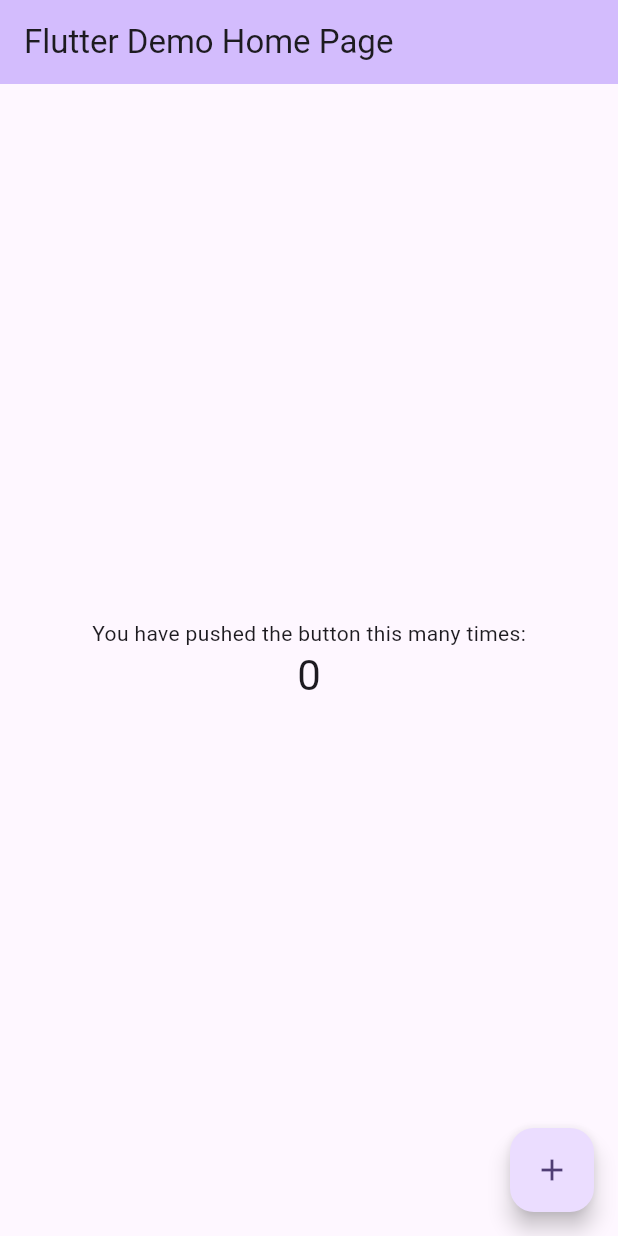
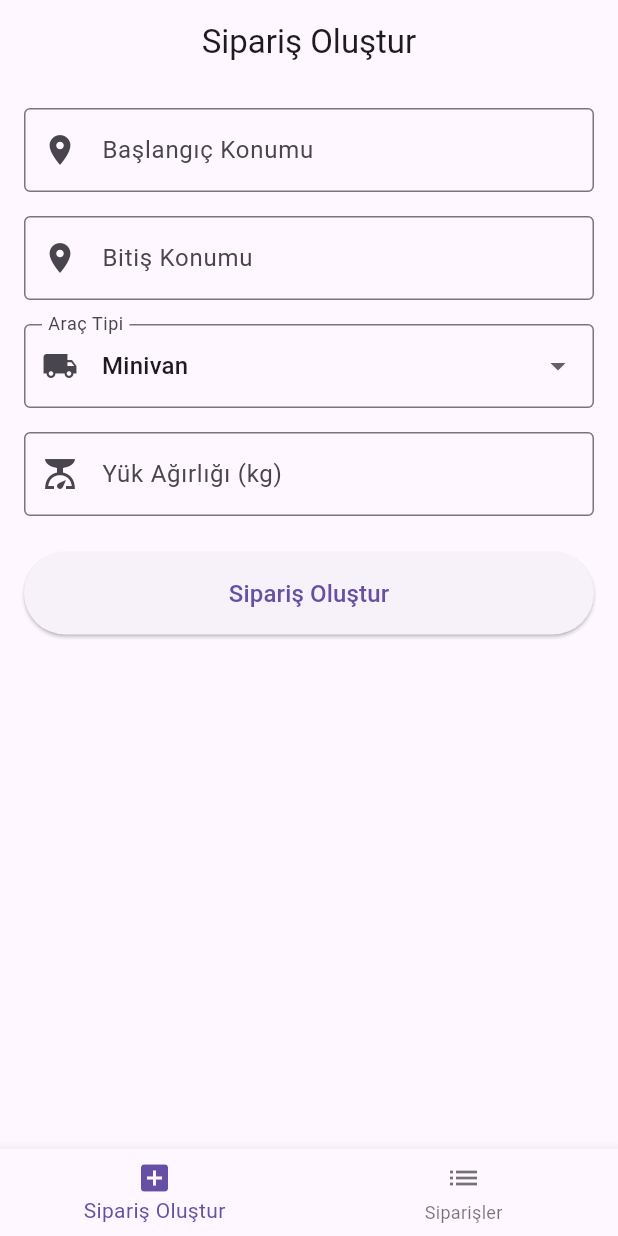
Before and after one commit to melihcuneyter/mini_nakliye_voltzones, a Flutter app: the screen it shows after launch, on a phone screen of 412 x 824 dp. Run offline on Flutter 3.47's test engine with Material 3 defaults, Android fonts, the light colour scheme and no system bars; our stand-ins replace cloud_firestore, firebase_core, flutter_riverpod; accounts and stored records are empty.

Commit message:
Screens, Firebase Files, Models added and some updates
Sayfalar oluşturuldu,
Siparişler listesi, sipariş oluşturma ve silme fonksiyonları eklendi,
firebase firestore ve database eklendi,
tarihler, form validasyonları ve riverpod state management eklendi.

uygulama çalışıyor.

```diff
--- a/lib/main.dart
+++ b/lib/main.dart
@@ -1,122 +1,76 @@
 import 'package:flutter/material.dart';
+import 'package:flutter_riverpod/flutter_riverpod.dart';
+import 'package:firebase_core/firebase_core.dart';
+import 'firebase_options.dart';
+import 'screens/home_screen.dart';
+import 'screens/orders_screen.dart';
 
-void main() {
-  runApp(const MyApp());
+void main() async {
+  WidgetsFlutterBinding.ensureInitialized();
+  await Firebase.initializeApp(
+    options: DefaultFirebaseOptions.currentPlatform,
+  );
+  runApp(
+    const ProviderScope(
+      child: MyApp(),
+    ),
+  );
 }
 
 class MyApp extends StatelessWidget {
   const MyApp({super.key});
 
-  // This widget is the root of your application.
   @override
   Widget build(BuildContext context) {
     return MaterialApp(
-      title: 'Flutter Demo',
+      title: 'Mini Nakliye - VoltZones',
+      debugShowCheckedModeBanner: false,
       theme: ThemeData(
-        // This is the theme of your application.
-        //
-        // TRY THIS: Try running your application with "flutter run". You'll see
-        // the application has a purple toolbar. Then, without quitting the app,
-        // try changing the seedColor in the colorScheme below to Colors.green
-        // and then invoke "hot reload" (save your changes or press the "hot
-        // reload" button in a Flutter-supported IDE, or press "r" if you used
-        // the command line to start the app).
-        //
-        // Notice that the counter didn't reset back to zero; the application
-        // state is not lost during the reload. To reset the state, use hot
-        // restart instead.
-        //
-        // This works for code too, not just values: Most code changes can be
-        // tested with just a hot reload.
-        colorScheme: ColorScheme.fromSeed(seedColor: Colors.deepPurple),
+        primarySwatch: Colors.blue,
+        useMaterial3: true,
       ),
-      home: const MyHomePage(title: 'Flutter Demo Home Page'),
+      home: const MainScreen(),
     );
   }
 }
 
-class MyHomePage extends StatefulWidget {
-  const MyHomePage({super.key, required this.title});
-
-  // This widget is the home page of your application. It is stateful, meaning
-  // that it has a State object (defined below) that contains fields that affect
-  // how it looks.
-
-  // This class is the configuration for the state. It holds the values (in this
-  // case the title) provided by the parent (in this case the App widget) and
-  // used by the build method of the State. Fields in a Widget subclass are
-  // always marked "final".
-
-  final String title;
+class MainScreen extends StatefulWidget {
+  const MainScreen({super.key});
 
   @override
-  State<MyHomePage> createState() => _MyHomePageState();
+  State<MainScreen> createState() => _MainScreenState();
 }
 
-class _MyHomePageState extends State<MyHomePage> {
-  int _counter = 0;
+class _MainScreenState extends State<MainScreen> {
+  int _selectedIndex = 0;
 
-  void _incrementCounter() {
-    setState(() {
-      // This call to setState tells the Flutter framework that something has
-      // changed in this State, which causes it to rerun the build method below
-      // so that the display can reflect the updated values. If we changed
-      // _counter without calling setState(), then the build method would not be
-      // called again, and so nothing would appear to happen.
-      _counter++;
-    });
-  }
+  final List<Widget> _screens = [
+    const HomeScreen(),
+    const OrdersScreen(),
+  ];
 
   @override
   Widget build(BuildContext context) {
-    // This method is rerun every time setState is called, for instance as done
-    // by the _incrementCounter method above.
-    //
-    // The Flutter framework has been optimized to make rerunning build methods
-    // fast, so that you can just rebuild anything that needs updating rather
-    // than having to individually change instances of widgets.
     return Scaffold(
-      appBar: AppBar(
-        // TRY THIS: Try changing the color here to a specific color (to
-        // Colors.amber, perhaps?) and trigger a hot reload to see the AppBar
-        // change color while the other colors stay the same.
-        backgroundColor: Theme.of(context).colorScheme.inversePrimary,
-        // Here we take the value from the MyHomePage object that was created by
-        // the App.build method, and use it to set our appbar title.
-        title: Text(widget.title),
+      body: _screens[_selectedIndex],
+      bottomNavigationBar: BottomNavigationBar(
+        currentIndex: _selectedIndex,
+        onTap: (index) {
+          setState(() {
+            _selectedIndex = index;
+          });
+        },
+        items: const [
+          BottomNavigationBarItem(
+            icon: Icon(Icons.add_box),
+            label: 'Sipariş Oluştur',
+          ),
+          BottomNavigationBarItem(
+            icon: Icon(Icons.list),
+            label: 'Siparişler',
+          ),
+        ],
       ),
-      body: Center(
-        // Center is a layout widget. It takes a single child and positions it
-        // in the middle of the parent.
-        child: Column(
-          // Column is also a layout widget. It takes a list of children and
-          // arranges them vertically. By default, it sizes itself to fit its
-          // children horizontally, and tries to be as tall as its parent.
-          //
-          // Column has various properties to control how it sizes itself and
-          // how it positions its children. Here we use mainAxisAlignment to
-          // center the children vertically; the main axis here is the vertical
-          // axis because Columns are vertical (the cross axis would be
-          // horizontal).
-          //
-          // TRY THIS: Invoke "debug painting" (choose the "Toggle Debug Paint"
-          // action in the IDE, or press "p" in the console), to see the
-          // wireframe for each widget.
-          mainAxisAlignment: MainAxisAlignment.center,
-          children: <Widget>[
-            const Text('You have pushed the button this many times:'),
-            Text(
-              '$_counter',
-              style: Theme.of(context).textTheme.headlineMedium,
-            ),
-          ],
-        ),
-      ),
-      floatingActionButton: FloatingActionButton(
-        onPressed: _incrementCounter,
-        tooltip: 'Increment',
-        child: const Icon(Icons.add),
-      ), // This trailing comma makes auto-formatting nicer for build methods.
     );
   }
 }
--- /dev/null
+++ b/lib/models/order_model.dart
@@ -0,0 +1,41 @@
+class Order {
+  final String id;
+  final String baslangic;
+  final String bitis;
+  final String aracTipi;
+  final String yukAgirligi;
+  final DateTime tarih;
+
+  Order({
+    required this.id,
+    required this.baslangic,
+    required this.bitis,
+    required this.aracTipi,
+    required this.yukAgirligi,
+    required this.tarih,
+  });
+
+  // Firebase'e göndermek için Map'e çevir
+  Map<String, dynamic> toMap() {
+    return {
+      'id': id,
+      'baslangic': baslangic,
+      'bitis': bitis,
+      'aracTipi': aracTipi,
+      'yukAgirligi': yukAgirligi,
+      'tarih': tarih.toIso8601String(),
+    };
+  }
+
+  // Firebase'den gelen Map'i Order'a çevir
+  factory Order.fromMap(Map<String, dynamic> map) {
+    return Order(
+      id: map['id'] ?? '',
+      baslangic: map['baslangic'] ?? '',
+      bitis: map['bitis'] ?? '',
+      aracTipi: map['aracTipi'] ?? '',
+      yukAgirligi: map['yukAgirligi'] ?? '',
+      tarih: DateTime.parse(map['tarih']),
+    );
+  }
+}
--- /dev/null
+++ b/lib/screens/home_screen.dart
@@ -0,0 +1,178 @@
+import 'package:flutter/material.dart';
+import 'package:flutter_riverpod/flutter_riverpod.dart';
+import '../models/order_model.dart' as models;
+import '../providers/order_provider.dart';
+
+class HomeScreen extends ConsumerStatefulWidget {
+  const HomeScreen({super.key});
+
+  @override
+  ConsumerState<HomeScreen> createState() => _HomeScreenState();
+}
+
+class _HomeScreenState extends ConsumerState<HomeScreen> {
+  final _formKey = GlobalKey<FormState>();
+  final _baslangicController = TextEditingController();
+  final _bitisController = TextEditingController();
+  final _yukAgirligiController = TextEditingController();
+
+  String _selectedAracTipi = 'Minivan';
+  final List<String> _aracTipleri = ['Minivan', 'Panelvan', 'Kamyonet', 'TIR'];
+
+  @override
+  void dispose() {
+    _baslangicController.dispose();
+    _bitisController.dispose();
+    _yukAgirligiController.dispose();
+    super.dispose();
+  }
+
+  void _createOrder() async {
+    if (_formKey.currentState!.validate()) {
+      final order = models.Order(
+        id: DateTime.now().millisecondsSinceEpoch.toString(),
+        baslangic: _baslangicController.text,
+        bitis: _bitisController.text,
+        aracTipi: _selectedAracTipi,
+        yukAgirligi: _yukAgirligiController.text,
+        tarih: DateTime.now(),
+      );
+
+      try {
+        await ref.read(orderActionsProvider).addOrder(order);
+
+        if (mounted) {
+          ScaffoldMessenger.of(context).showSnackBar(
+            const SnackBar(content: Text('Sipariş başarıyla oluşturuldu!')),
+          );
+
+          // Formu temizle
+          _baslangicController.clear();
+          _bitisController.clear();
+          _yukAgirligiController.clear();
+          setState(() {
+            _selectedAracTipi = 'Minivan';
+          });
+        }
+      } catch (e) {
+        if (mounted) {
+          ScaffoldMessenger.of(context).showSnackBar(
+            SnackBar(content: Text('Hata: $e')),
+          );
+        }
+      }
+    }
+  }
+
+  @override
+  Widget build(BuildContext context) {
+    return Scaffold(
+      appBar: AppBar(
+        title: const Text('Sipariş Oluştur'),
+        centerTitle: true,
+      ),
+      body: SingleChildScrollView(
+        padding: const EdgeInsets.all(16.0),
+        child: Form(
+          key: _formKey,
+          child: Column(
+            crossAxisAlignment: CrossAxisAlignment.stretch,
+            children: [
+              // Başlangıç Konumu
+              TextFormField(
+                controller: _baslangicController,
+                decoration: const InputDecoration(
+                  labelText: 'Başlangıç Konumu',
+                  hintText: 'Örn: İstanbul, Kadıköy',
+                  border: OutlineInputBorder(),
+                  prefixIcon: Icon(Icons.location_on),
+                ),
+                validator: (value) {
+                  if (value == null || value.isEmpty) {
+                    return 'Lütfen başlangıç konumu girin';
+                  }
+                  return null;
+                },
+              ),
+              const SizedBox(height: 16),
+
+              // Bitiş Konumu
+              TextFormField(
+                controller: _bitisController,
+                decoration: const InputDecoration(
+                  labelText: 'Bitiş Konumu',
+                  hintText: 'Örn: Ankara, Çankaya',
+                  border: OutlineInputBorder(),
+                  prefixIcon: Icon(Icons.location_on),
+                ),
+                validator: (value) {
+                  if (value == null || value.isEmpty) {
+                    return 'Lütfen bitiş konumu girin';
+                  }
+                  return null;
+                },
+              ),
+              const SizedBox(height: 16),
+
+              // Araç Tipi Dropdown
+              DropdownButtonFormField<String>(
+                initialValue: _selectedAracTipi,
+                decoration: const InputDecoration(
+                  labelText: 'Araç Tipi',
+                  border: OutlineInputBorder(),
+                  prefixIcon: Icon(Icons.local_shipping),
+                ),
+                items: _aracTipleri.map((arac) {
+                  return DropdownMenuItem(
+                    value: arac,
+                    child: Text(arac),
+                  );
+                }).toList(),
+                onChanged: (value) {
+                  setState(() {
+                    _selectedAracTipi = value!;
+                  });
+                },
+              ),
+              const SizedBox(height: 16),
+
+              // Yük Ağırlığı
+              TextFormField(
+                controller: _yukAgirligiController,
+                decoration: const InputDecoration(
+                  labelText: 'Yük Ağırlığı (kg)',
+                  hintText: 'Örn: 500',
+                  border: OutlineInputBorder(),
+                  prefixIcon: Icon(Icons.scale),
+                ),
+                keyboardType: TextInputType.number,
+                validator: (value) {
+                  if (value == null || value.isEmpty) {
+                    return 'Lütfen yük ağırlığı girin';
+                  }
+                  if (double.tryParse(value) == null) {
+                    return 'Lütfen geçerli bir sayı girin';
+                  }
+                  return null;
+                },
+              ),
+              const SizedBox(height: 24),
+
+              // Sipariş Oluştur Butonu
+              ElevatedButton(
+                onPressed: _createOrder,
+                style: ElevatedButton.styleFrom(
+                  padding: const EdgeInsets.symmetric(vertical: 16),
+                ),
+                child: const Text(
+                  'Sipariş Oluştur',
+                  style: TextStyle(fontSize: 16),
+                ),
+              ),
+            ],
+          ),
+        ),
+      ),
+    );
+  }
+}
```
Also changed, not shown: lib/providers/order_provider.dart (added, +36 -0 lines), lib/screens/orders_screen.dart (added, +141 -0 lines), lib/services/firebase_service.dart (added, +41 -0 lines), lib/firebase_options.dart (added), 4 other files.
